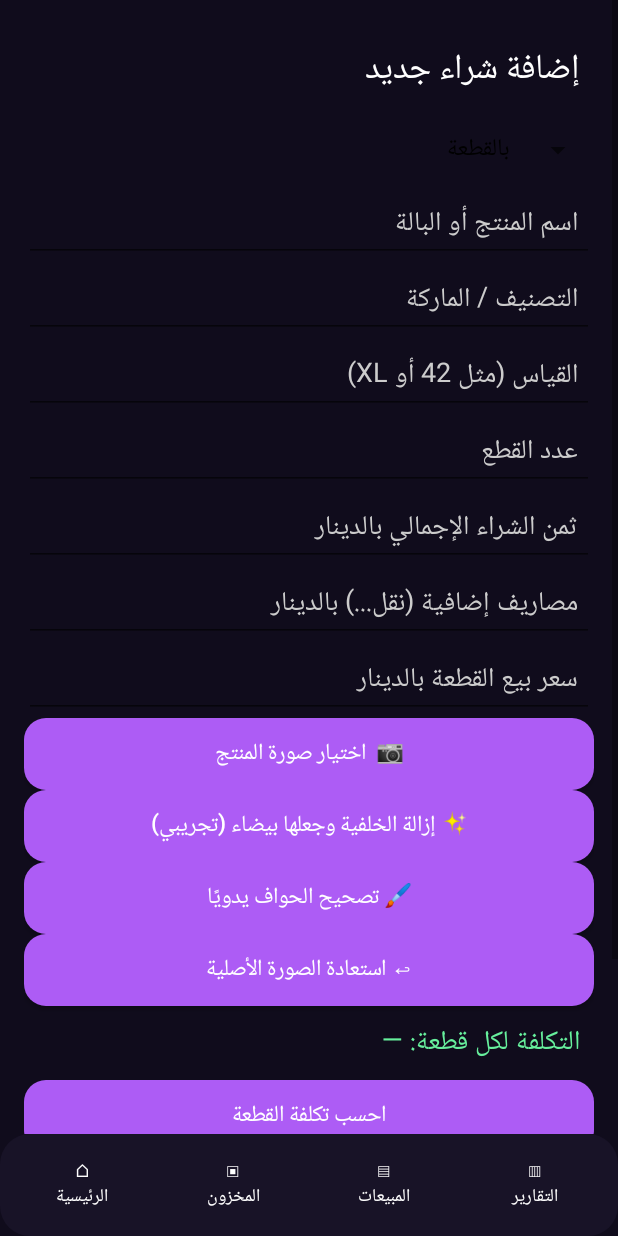
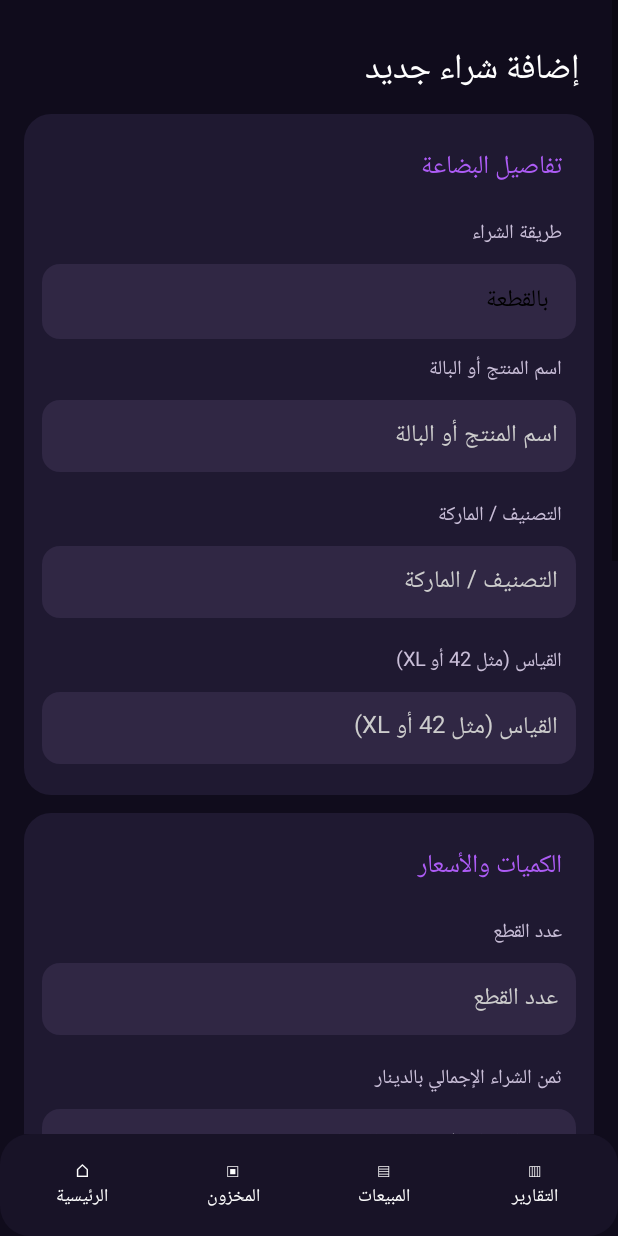
Before and after one commit to gueddich46-lab/BechirStock, an Android app: the screen it shows after launch (MainActivity), after a tap on "🛒 شراء جديد", on a phone screen of 412 x 824 dp. Run offline under Robolectric (Android 15) with nearby library versions, the phone set to English and light mode, and no system bars; libraries missing offline, so code that uses them is left out: com.google.mlkit.vision.

Commit message:
Redesign purchase form into compact sections with live unit cost and expected profit

```diff
--- a/app/src/main/java/com/bechir/stock/MainActivity.kt
+++ b/app/src/main/java/com/bechir/stock/MainActivity.kt
@@ -166,63 +166,114 @@ class MainActivity : Activity() {
     }
     private fun addPurchase() {
         page("إضافة شراء جديد")
-        pendingPhoto = null
-        processedPhoto = null
-        restoreCutout = null
-        photoPreview = null
-        val options = arrayOf("بالقطعة", "بالبالة / الكيلو")
-        val mode = Spinner(this).apply { adapter = ArrayAdapter(this@MainActivity, android.R.layout.simple_spinner_dropdown_item, options) }
-        root.addView(mode)
-        val name = field("اسم المنتج أو البالة")
-        val category = field("التصنيف / الماركة")
-        val size = field("القياس (مثل 42 أو XL)")
-        val quantity = field("عدد القطع", true)
-        val cost = field("ثمن الشراء الإجمالي بالدينار", true)
-        val expenses = field("مصاريف إضافية (نقل...) بالدينار", true)
-        val sale = field("سعر بيع القطعة بالدينار", true)
-        listOf(name, category, size, quantity, cost, expenses, sale).forEach { root.addView(it) }
-        root.addView(button("📷  اختيار صورة المنتج") {
-            val intent = Intent(Intent.ACTION_OPEN_DOCUMENT).apply {
-                type = "image/*"
+        pendingPhoto=null
+        processedPhoto=null
+        restoreCutout=null
+        photoPreview=null
+
+        fun section(title:String): LinearLayout {
+            val panelView=LinearLayout(this).apply {
+                orientation=LinearLayout.VERTICAL
+                background=shape(soft,18)
+                setPadding(dp(12),dp(12),dp(12),dp(12))
+            }
+            panelView.addView(txt(title,17f,accent))
+            root.addView(panelView,LinearLayout.LayoutParams(-1,-2).apply { bottomMargin=dp(12) })
+            return panelView
+        }
+        fun addField(group:LinearLayout,label:String,number:Boolean=false):EditText {
+            group.addView(txt(label,13f,Color.rgb(201,190,216)))
+            return field(label,number).apply {
+                textSize=16f
+                gravity=Gravity.RIGHT or Gravity.CENTER_VERTICAL
+                background=shape(Color.rgb(48,39,68),12)
+                setPadding(dp(12),dp(10),dp(12),dp(10))
+                group.addView(this,LinearLayout.LayoutParams(-1,dp(48)).apply { bottomMargin=dp(9) })
+            }
+        }
+        val info=section("تفاصيل البضاعة")
+        val options=arrayOf("بالقطعة","بالبالة / الكيلو")
+        info.addView(txt("طريقة الشراء",13f,Color.rgb(201,190,216)))
+        val mode=Spinner(this).apply {
+            adapter=ArrayAdapter(this@MainActivity,android.R.layout.simple_spinner_dropdown_item,options)
+            background=shape(Color.rgb(48,39,68),12)
+            setPadding(dp(10),0,dp(10),0)
+        }
+        info.addView(mode,LinearLayout.LayoutParams(-1,dp(50)))
+        val name=addField(info,"اسم المنتج أو البالة")
+        val category=addField(info,"التصنيف / الماركة")
+        val size=addField(info,"القياس (مثل 42 أو XL)")
+
+        val prices=section("الكميات والأسعار")
+        val quantity=addField(prices,"عدد القطع",true)
+        val cost=addField(prices,"ثمن الشراء الإجمالي بالدينار",true)
+        val expenses=addField(prices,"مصاريف إضافية (نقل...) بالدينار",true)
+        val sale=addField(prices,"سعر بيع القطعة بالدينار",true)
+        val preview=txt("التكلفة لكل قطعة: —",17f,Color.rgb(103,240,157))
+        prices.addView(preview)
+        val potential=txt("الربح المتوقع لكل قطعة: —",16f,accent)
+        prices.addView(potential)
+        val recalc={
+            val qty=quantity.text.toString().toIntOrNull() ?: 0
+            val total=amount(cost.text.toString())+amount(expenses.text.toString())
+            if(qty>0 && cost.text.isNotBlank()) {
+                val unit=total/qty
+                preview.text="التكلفة لكل قطعة: ${fmt.format(unit)} د.ت"
+                potential.text="الربح المتوقع لكل قطعة: ${fmt.format(amount(sale.text.toString())-unit)} د.ت"
+            } else {
+                preview.text="التكلفة لكل قطعة: —"
+                potential.text="الربح المتوقع لكل قطعة: —"
+            }
+        }
+        val watcher=object:android.text.TextWatcher {
+            override fun beforeTextChanged(s:CharSequence?,start:Int,count:Int,after:Int) {}
+            override fun onTextChanged(s:CharSequence?,start:Int,before:Int,count:Int) { recalc() }
+            override fun afterTextChanged(s:android.text.Editable?) {}
+        }
+        listOf(quantity,cost,expenses,sale).forEach { it.addTextChangedListener(watcher) }
+
+        val pictures=section("صورة المنتج")
+        pictures.addView(button("📷 اختيار صورة المنتج") {
+            val intent=Intent(Intent.ACTION_OPEN_DOCUMENT).apply {
+                type="image/*"
                 addCategory(Intent.CATEGORY_OPENABLE)
                 addFlags(Intent.FLAG_GRANT_READ_URI_PERMISSION or Intent.FLAG_GRANT_PERSISTABLE_URI_PERMISSION)
             }
-            startActivityForResult(intent, 101)
-        })
-        photoPreview = ImageView(this).apply {
-            adjustViewBounds = true
-            scaleType = ImageView.ScaleType.FIT_CENTER
-            visibility = View.GONE
+            startActivityForResult(intent,101)
+        },LinearLayout.LayoutParams(-1,dp(50)))
+        photoPreview=ImageView(this).apply {
+            adjustViewBounds=true
+            scaleType=ImageView.ScaleType.FIT_CENTER
+            visibility=View.GONE
         }
-        root.addView(photoPreview, LinearLayout.LayoutParams(-1, dp(170)))
-        root.addView(button("✨ إزالة الخلفية وجعلها بيضاء (تجريبي)") { removeBackground() })
-        root.addView(button("🖌 تصحيح الحواف يدويًا") { manualCorrection() })
-        root.addView(button("↩ استعادة الصورة الأصلية") {
-            processedPhoto = null
+        pictures.addView(photoPreview,LinearLayout.LayoutParams(-1,dp(190)))
+        pictures.addView(button("✨ إزالة الخلفية وجعلها بيضاء") { removeBackground() })
+        pictures.addView(button("🖌 تصحيح الحواف يدويًا") { manualCorrection() })
+        pictures.addView(button("↩ استعادة الصورة الأصلية") {
+            processedPhoto=null
             pendingPhoto?.let { photoPreview?.setImageURI(it) }
         })
-        val preview = txt("التكلفة لكل قطعة: —", 18f, Color.rgb(103,240,157))
-        root.addView(preview)
-        root.addView(button("احسب تكلفة القطعة") {
-            val qty = quantity.text.toString().toIntOrNull() ?: 0
-            preview.text = if (qty > 0) "التكلفة لكل قطعة: ${fmt.format((amount(cost.text.toString()) + amount(expenses.text.toString())) / qty)} د.ت" else "أدخل عدد قطع صحيحًا"
-        })
-        root.addView(button("حفظ المشتريات") {
-            val qty = quantity.text.toString().toIntOrNull() ?: 0
-            val price = amount(cost.text.toString()); val extra = amount(expenses.text.toString())
-            val salePrice = amount(sale.text.toString())
-            if (name.text.isBlank() || qty < 1 || price < 0 || extra < 0 || salePrice < 0 || cost.text.isBlank()) {
-                Toast.makeText(this, "تحقق من الاسم والعدد والأسعار", Toast.LENGTH_LONG).show()
+
+        root.addView(button("✓ حفظ المشتريات") {
+            val qty=quantity.text.toString().toIntOrNull() ?: 0
+            val price=amount(cost.text.toString())
+            val extra=amount(expenses.text.toString())
+            val salePrice=amount(sale.text.toString())
+            if(name.text.isBlank() || qty<1 || cost.text.isBlank() || price<0 || extra<0 || salePrice<0 ||
+                listOf(cost,expenses,sale).any { it.text.toString().isNotBlank() && it.text.toString().trim().replace(",",".").toDoubleOrNull()==null }) {
+                Toast.makeText(this,"تحقق من الاسم والعدد والأسعار",Toast.LENGTH_LONG).show()
             } else {
-                val arr = items()
-                arr.put(JSONObject().put("name", name.text.toString()).put("category", category.text.toString())
-                    .put("quantity", qty).put("sold", 0).put("cost", (price + extra) / qty)
-                    .put("sale", salePrice).put("size", size.text.toString().trim()).put("mode", options[mode.selectedItemPosition])
-                    .put("photo", processedPhoto ?: pendingPhoto?.toString() ?: ""))
-                save(arr); home()
+                val arr=items()
+                arr.put(JSONObject().put("name",name.text.toString()).put("category",category.text.toString())
+                    .put("quantity",qty).put("sold",0).put("cost",(price+extra)/qty)
+                    .put("sale",salePrice).put("size",size.text.toString().trim())
+                    .put("mode",options[mode.selectedItemPosition])
+                    .put("photo",processedPhoto ?: pendingPhoto?.toString() ?: ""))
+                save(arr)
+                home()
             }
-        })
-        root.addView(button("رجوع") { home() })
+        },LinearLayout.LayoutParams(-1,dp(56)).apply { bottomMargin=dp(10) })
+        root.addView(button("رجوع دون حفظ") { home() },LinearLayout.LayoutParams(-1,dp(48)))
     }
     private fun inventory() {
         page("المخزون")
```
